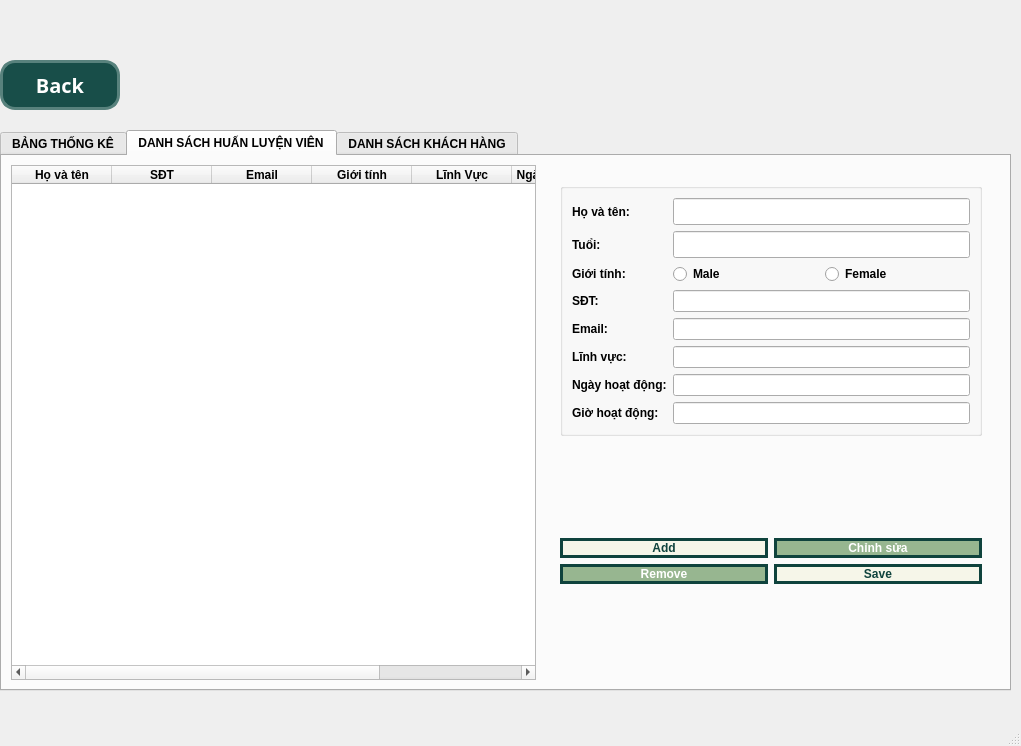
The window that ui/statistic/StatisticMainWindow.ui (nguyenbphan12001-rimzy/Do-an-cuoi-ki-Nhom8_KTLT) describes before a commit, drawn with Qt 5.
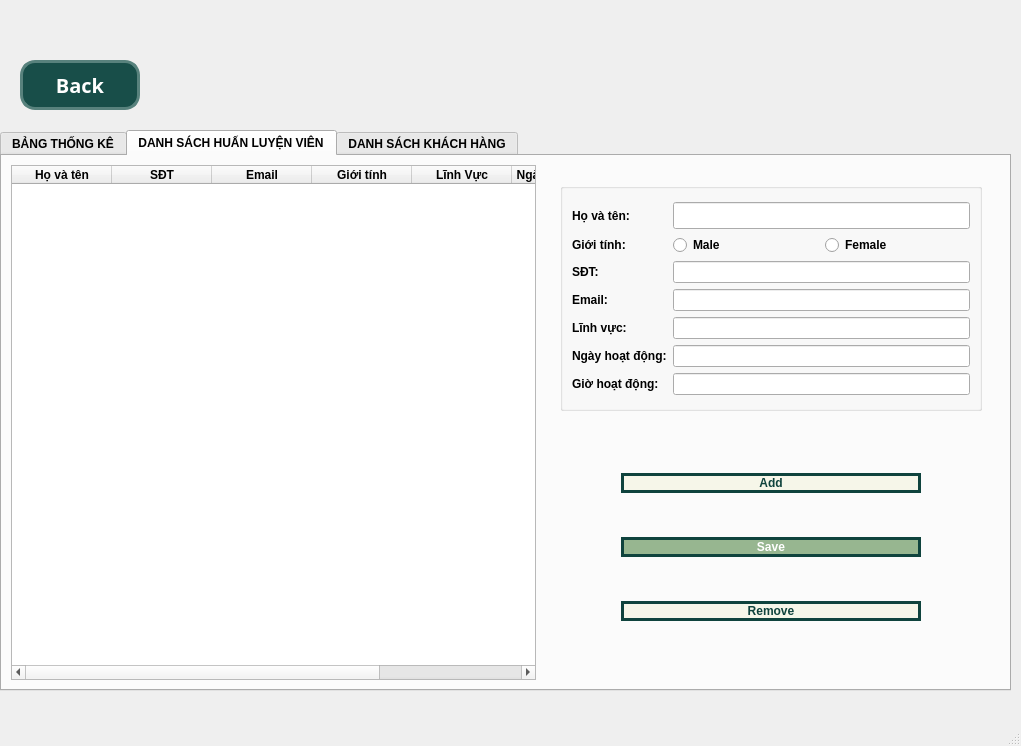
The same window after the commit. Icons and pictures are not drawn.

```diff
--- a/ui/statistic/StatisticMainWindow.ui
+++ b/ui/statistic/StatisticMainWindow.ui
@@ -17,7 +17,7 @@
    <widget class="QPushButton" name="pushButtonBack">
     <property name="geometry">
      <rect>
-      <x>0</x>
+      <x>20</x>
       <y>60</y>
       <width>120</width>
       <height>50</height>
@@ -459,14 +459,14 @@
                   <layout class="QGridLayout" name="gridLayout_5">
                    <item row="0" column="0">
                     <layout class="QGridLayout" name="gridLayout">
-                     <item row="4" column="1">
-                      <widget class="QLineEdit" name="lineEdit_2">
+                     <item row="3" column="1">
+                      <widget class="QLineEdit" name="lineEditEmailPt">
                        <property name="styleSheet">
                         <string notr="true">font: 12pt &quot;MS Shell Dlg 2&quot;;</string>
                        </property>
                       </widget>
                      </item>
-                     <item row="4" column="0">
+                     <item row="3" column="0">
                       <widget class="QLabel" name="label_4">
                        <property name="styleSheet">
                         <string notr="true">font: 14pt &quot;MS Shell Dlg 2&quot;;</string>
@@ -476,7 +476,7 @@
                        </property>
                       </widget>
                      </item>
-                     <item row="2" column="1">
+                     <item row="1" column="1">
                       <layout class="QHBoxLayout" name="horizontalLayout_8">
                        <item>
                         <widget class="QRadioButton" name="radioButton">
@@ -500,33 +500,6 @@
                        </item>
                       </layout>
                      </item>
-                     <item row="3" column="0">
-                      <widget class="QLabel" name="label_3">
-                       <property name="styleSheet">
-                        <string notr="true">font: 14pt &quot;MS Shell Dlg 2&quot;;</string>
-                       </property>
-                       <property name="text">
-                        <string>SĐT:</string>
-                       </property>
-                      </widget>
-                     </item>
-                     <item row="3" column="1">
-                      <widget class="QLineEdit" name="lineEdit">
-                       <property name="styleSheet">
-                        <string notr="true">font: 12pt &quot;MS Shell Dlg 2&quot;;</string>
-                       </property>
-                      </widget>
-                     </item>
-                     <item row="1" column="0">
-                      <widget class="QLabel" name="label_2">
-                       <property name="styleSheet">
-                        <string notr="true">font: 14pt &quot;MS Shell Dlg 2&quot;;</string>
-                       </property>
-                       <property name="text">
-                        <string>Tuổi:</string>
-                       </property>
-                      </widget>
-                     </item>
                      <item row="0" column="0">
                       <widget class="QLabel" name="label">
                        <property name="styleSheet">
@@ -537,39 +510,47 @@
                        </property>
                       </widget>
                      </item>
-                     <item row="1" column="1">
-                      <widget class="QLineEdit" name="lineEditNamePt_2">
-                       <property name="font">
-                        <font>
-                         <family>MS Shell Dlg 2</family>
-                         <pointsize>12</pointsize>
-                         <weight>50</weight>
-                         <italic>false</italic>
-                         <bold>false</bold>
-                        </font>
-                       </property>
-                       <property name="styleSheet">
-                        <string notr="true">font: 12pt &quot;MS Shell Dlg 2&quot;;</string>
-                       </property>
-                      </widget>
-                     </item>
-                     <item row="0" column="1">
-                      <widget class="QLineEdit" name="lineEditNamePt">
-                       <property name="font">
-                        <font>
-                         <family>MS Shell Dlg 2</family>
-                         <pointsize>12</pointsize>
-                         <weight>50</weight>
-                         <italic>false</italic>
-                         <bold>false</bold>
-                        </font>
-                       </property>
-                       <property name="styleSheet">
-                        <string notr="true">font: 12pt &quot;MS Shell Dlg 2&quot;;</string>
-                       </property>
-                      </widget>
-                     </item>
                      <item row="2" column="0">
+                      <widget class="QLabel" name="label_3">
+                       <property name="styleSheet">
+                        <string notr="true">font: 14pt &quot;MS Shell Dlg 2&quot;;</string>
+                       </property>
+                       <property name="text">
+                        <string>SĐT:</string>
+                       </property>
+                      </widget>
+                     </item>
+                     <item row="2" column="1">
+                      <widget class="QLineEdit" name="lineEditPhonePt">
+                       <property name="styleSheet">
+                        <string notr="true">font: 12pt &quot;MS Shell Dlg 2&quot;;</string>
+                       </property>
+                      </widget>
+                     </item>
+                     <item row="4" column="1">
+                      <widget class="QLineEdit" name="lineEditRolePt">
+                       <property name="styleSheet">
+                        <string notr="true">font: 12pt &quot;MS Shell Dlg 2&quot;;</string>
+                       </property>
+                      </widget>
+                     </item>
+                     <item row="0" column="1">
+                      <widget class="QLineEdit" name="lineEditNamePt">
+                       <property name="font">
+                        <font>
+                         <family>MS Shell Dlg 2</family>
+                         <pointsize>12</pointsize>
+                         <weight>50</weight>
+                         <italic>false</italic>
+                         <bold>false</bold>
+                        </font>
+                       </property>
+                       <property name="styleSheet">
+                        <string notr="true">font: 12pt &quot;MS Shell Dlg 2&quot;;</string>
+                       </property>
+                      </widget>
+                     </item>
+                     <item row="1" column="0">
                       <widget class="QLabel" name="label_5">
                        <property name="styleSheet">
                         <string notr="true">font: 14pt &quot;MS Shell Dlg 2&quot;;</string>
@@ -586,14 +567,7 @@
                        </property>
                       </widget>
                      </item>
-                     <item row="6" column="1">
-                      <widget class="QLineEdit" name="lineEdit_4">
-                       <property name="styleSheet">
-                        <string notr="true">font: 12pt &quot;MS Shell Dlg 2&quot;;</string>
-                       </property>
-                      </widget>
-                     </item>
-                     <item row="5" column="0">
+                     <item row="4" column="0">
                       <widget class="QLabel" name="label_6">
                        <property name="styleSheet">
                         <string notr="true">font: 14pt &quot;MS Shell Dlg 2&quot;;</string>
@@ -603,7 +577,7 @@
                        </property>
                       </widget>
                      </item>
-                     <item row="6" column="0">
+                     <item row="5" column="0">
                       <widget class="QLabel" name="label_7">
                        <property name="styleSheet">
                         <string notr="true">font: 14pt &quot;MS Shell Dlg 2&quot;;</string>
@@ -613,7 +587,14 @@
                        </property>
                       </widget>
                      </item>
-                     <item row="7" column="0">
+                     <item row="6" column="1">
+                      <widget class="QLineEdit" name="lineEditTimePt">
+                       <property name="styleSheet">
+                        <string notr="true">font: 12pt &quot;MS Shell Dlg 2&quot;;</string>
+                       </property>
+                      </widget>
+                     </item>
+                     <item row="6" column="0">
                       <widget class="QLabel" name="label_8">
                        <property name="styleSheet">
                         <string notr="true">font: 14pt &quot;MS Shell Dlg 2&quot;;</string>
@@ -623,13 +604,6 @@
                        </property>
                       </widget>
                      </item>
-                     <item row="7" column="1">
-                      <widget class="QLineEdit" name="lineEdit_5">
-                       <property name="styleSheet">
-                        <string notr="true">font: 12pt &quot;MS Shell Dlg 2&quot;;</string>
-                       </property>
-                      </widget>
-                     </item>
                     </layout>
                    </item>
                   </layout>
@@ -645,10 +619,14 @@
              <item>
               <widget class="QWidget" name="widget_5" native="true">
                <layout class="QGridLayout" name="gridLayout_4">
-                <item row="0" column="0">
-                 <layout class="QGridLayout" name="gridLayout_3">
-                  <item row="0" column="0">
+                <item row="0" column="1">
                    <widget class="QPushButton" name="pushButtonAdd">
+                  <property name="maximumSize">
+                   <size>
+                    <width>300</width>
+                    <height>16777215</height>
+                   </size>
+                  </property>
                     <property name="styleSheet">
                      <string notr="true">/* Trạng thái bình thường (Code gốc của mày) */
 QPushButton {
@@ -689,15 +667,20 @@
                     </property>
                    </widget>
                   </item>
+                <item row="2" column="1">
+                 <layout class="QGridLayout" name="gridLayout_3">
                   <item row="1" column="0">
                    <widget class="QPushButton" name="pushButtonDelete">
                     <property name="styleSheet">
-                     <string notr="true">QPushButton{color:rgb(255, 255, 255);
-background-color:#97b690;
-font: 87 20pt &quot;Noto Sans HK Black&quot;;
-border-radius: 15px;
-border: 3px solid  #0f433d;
-font-weight:bold;}
+                     <string notr="true">/* Trạng thái bình thường (Code gốc của mày) */
+QPushButton {
+    color: #0f433d;
+    background-color: #f6f6e9;
+    font: 87 20pt &quot;Noto Sans HK Black&quot;;
+    border-radius: 15px;
+    border: 3px solid #0f433d;
+font-weight:bold;
+}
 
 /* Trạng thái khi rê chuột vào (Hover) - Đảo màu cho xịn */
 QPushButton:hover {
@@ -728,57 +711,17 @@
                     </property>
                    </widget>
                   </item>
-                  <item row="0" column="1">
-                   <widget class="QPushButton" name="pushButtonChange">
-                    <property name="styleSheet">
-                     <string notr="true">QPushButton{color:rgb(255, 255, 255);
-background-color:#97b690;
-font: 87 20pt &quot;Noto Sans HK Black&quot;;
-border-radius: 15px;
-border: 3px solid  #0f433d;
-font-weight:bold;}
-
-/* Trạng thái khi rê chuột vào (Hover) - Đảo màu cho xịn */
-QPushButton:hover {
-    background-color: #1a6b61; /* Nền biến thành xanh đậm */
-    color: #f6f6e9; /* Chữ sáng lên */
-    /* Viền giữ nguyên màu xanh đậm nên tao không cần viết lại ở đây */
-}
-
-/* Trạng thái khi click chuột bấm xuống (Pressed) */
-QPushButton:pressed {
-    background-color: #0a2e2a; /* Nền tối hơn một tông so với lúc hover */
-    border: 3px solid #0a2e2a; /* Viền cũng tối theo */
-    color: #f6f6e9;
-}</string>
-                    </property>
-                    <property name="text">
-                     <string>Chỉnh sửa</string>
-                    </property>
-                    <property name="icon">
-                     <iconset>
-                      <normaloff>../../images/pencil.png</normaloff>../../images/pencil.png</iconset>
-                    </property>
-                    <property name="iconSize">
-                     <size>
-                      <width>30</width>
-                      <height>30</height>
-                     </size>
-                    </property>
-                   </widget>
+                 </layout>
                   </item>
                   <item row="1" column="1">
                    <widget class="QPushButton" name="pushButtonSave">
                     <property name="styleSheet">
-                     <string notr="true">/* Trạng thái bình thường (Code gốc của mày) */
-QPushButton {
-    color: #0f433d;
-    background-color: #f6f6e9;
-    font: 87 20pt &quot;Noto Sans HK Black&quot;;
-    border-radius: 15px;
-    border: 3px solid #0f433d;
-font-weight:bold;
-}
+                   <string notr="true">QPushButton{color:rgb(255, 255, 255);
+background-color:#97b690;
+font: 87 20pt &quot;Noto Sans HK Black&quot;;
+border-radius: 15px;
+border: 3px solid  #0f433d;
+font-weight:bold;}
 
 /* Trạng thái khi rê chuột vào (Hover) - Đảo màu cho xịn */
 QPushButton:hover {
@@ -808,8 +751,6 @@
                      </size>
                     </property>
                    </widget>
-                  </item>
-                 </layout>
                 </item>
                </layout>
               </widget>
```
Left out of the diff: 6 changed lines with no effect on the pictures. Lines whose indentation alone changed are shown as unchanged.
